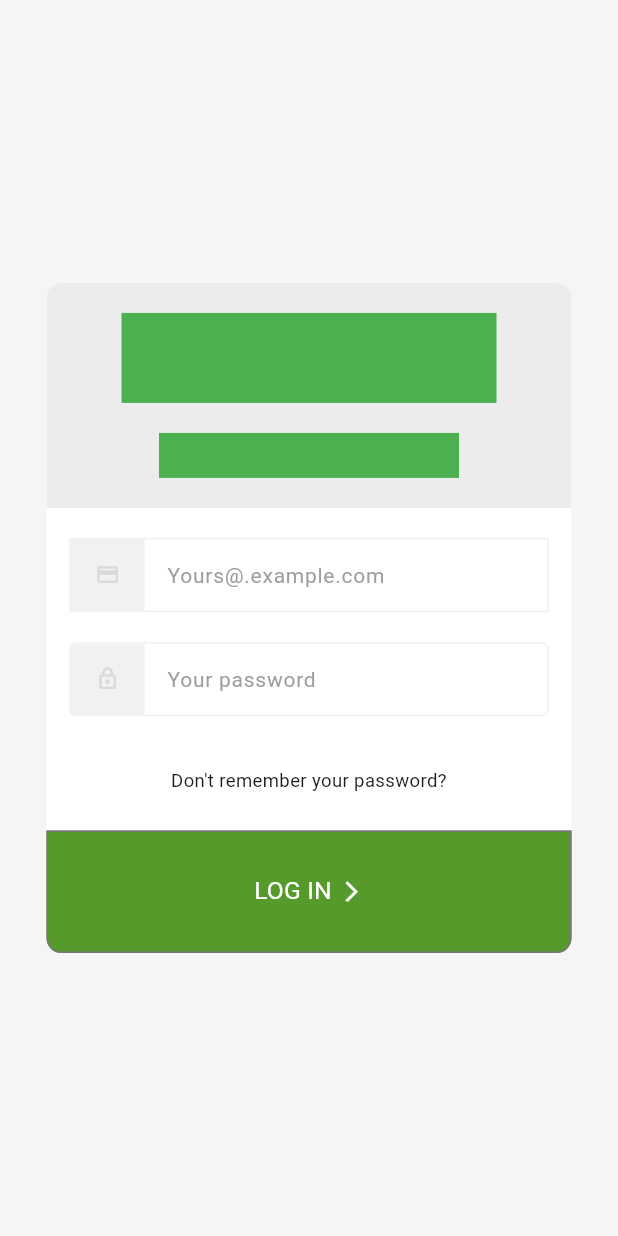
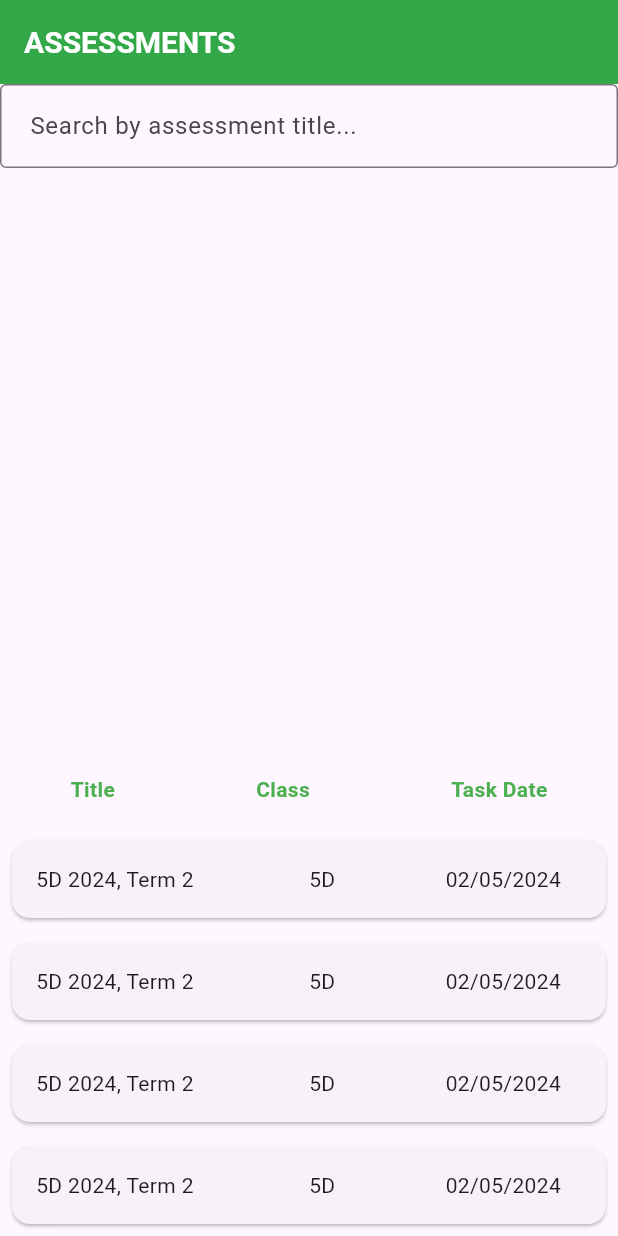
Before and after one commit to tlamabc/prototype_flutter_job, a Flutter app: the screen it shows after launch, after a tap on "LOG IN", on a phone screen of 412 x 824 dp. Run offline on Flutter 3.47's test engine with Material 3 defaults, Android fonts, the phone set to English and light mode, and no system bars.

Commit message:
assessment

```diff
--- /dev/null
+++ b/lib/features/assessment_page.dart
@@ -0,0 +1,131 @@
+import 'package:flutter/material.dart';
+import 'package:intl/intl.dart'; // For date formatting
+
+class Assessment {
+  const Assessment({
+    required this.title,
+    required this.className,
+    required this.date,
+  });
+
+  final String title;
+  final String className;
+  final DateTime date;
+}
+
+class Assessments extends StatefulWidget {
+  const Assessments({Key? key}) : super(key: key);
+
+  @override
+  State<Assessments> createState() => _AssessmentsState();
+}
+
+class _AssessmentsState extends State<Assessments> {
+  List<Assessment> _assessments = [
+    Assessment(title: "5D 2024, Term 2", className: "5D", date: DateTime(2024, 5, 2)),
+    Assessment(title: "5D 2024, Term 2", className: "5D ", date: DateTime(2024, 5, 2)),
+    Assessment(title: "5D 2024, Term 2", className: "5D", date: DateTime(2024, 5, 2)),
+    Assessment(title: "5D 2024, Term 2", className: "5D", date: DateTime(2024, 5, 2)),
+    // ... add more assessments if needed
+  ];
+
+  String _searchText = ""; // For search functionality
+
+  @override
+  Widget build(BuildContext context) {
+    return Scaffold(
+      appBar: AppBar(
+        backgroundColor: const Color(0xFF33A849), // Green color
+        title: Text(
+          "ASSESSMENTS",
+          style: TextStyle(
+            color: Colors.white, // White text
+            fontSize: 20.0,
+            fontWeight: FontWeight.bold,
+          ),
+        ),
+        automaticallyImplyLeading: false, // Remove back button
+      ),
+      body: Column(
+        children: [
+          Expanded(
+            flex: 4, // Give more space to the search field
+            child: TextField(
+              decoration: const InputDecoration(
+                hintText: "Search by assessment title...",
+                border: OutlineInputBorder(),
+                contentPadding: EdgeInsets.all(16.0),
+              ),
+              onChanged: (text) {
+                setState(() {
+                  _searchText = text.toLowerCase(); // Search case-insensitive
+                });
+              },
+            ),
+          ),
+          Row(
+            mainAxisAlignment: MainAxisAlignment.spaceAround, // Distribute labels evenly
+            children: [
+              Text(
+                'Title',
+                style: TextStyle(
+                  color: Colors.green,
+                  fontWeight: FontWeight.bold,
+                ),
+              ),
+              Text(
+                'Class',
+                style: TextStyle(
+                  color: Colors.green,
+                  fontWeight: FontWeight.bold,
+                ),
+              ),
+              Text(
+                'Task Date',
+                style: TextStyle(
+                  color: Colors.green,
+                  fontWeight: FontWeight.bold,
+                ),
+              ),
+            ],
+          ),
+          const SizedBox(height: 16.0), // Add some spacing below the labels
+
+          // Your existing assessment cards
+          for (final assessment in _assessments)
+            _assessmentCard(assessment),
+        ],
+      ),
+    );
+  }
+  Widget _assessmentCard(Assessment assessment) {
+    return Card(
+      margin: const EdgeInsets.all(8.0),
+      child: Padding(
+        padding: const EdgeInsets.all(16.0),
+        child: Row(
+          children: [
+            Expanded(
+              flex: 2, // Set the width of the Title column
+              child: Text(assessment.title),
+            ),
+            Expanded(
+              flex: 1, // Set the width of the Class column
+              child: Text(assessment.className),
+            ),
+            Expanded(
+              flex: 1, // Set the width of the Task Date column
+              child: Text(assessment.date.formatDate()),
+            ),
+          ],
+        ),
+      ),
+    );
+  }
+}
+extension DateTimeExtensions on DateTime {
+  String formatDate() {
+    final formatter = DateFormat("dd/MM/yyyy");
+    return formatter.format(this);
+  }
+}
--- a/lib/features/commom_widget/btn_login.dart
+++ b/lib/features/commom_widget/btn_login.dart
@@ -1,4 +1,6 @@
 import 'package:flutter/material.dart';
+
+import '../assessment_page.dart';
 
 class btn_login extends StatelessWidget {
   @override
@@ -7,8 +9,10 @@ class btn_login extends StatelessWidget {
 
     return OutlinedButton(
       onPressed: () {
-        // Xử lý khi nút được nhấn
-        print('Container được nhấn');
+        Navigator.push(
+          context,
+          MaterialPageRoute(builder: (context) => Assessments()),
+        );
       },
       style: ButtonStyle(
         backgroundColor: MaterialStateProperty.all<Color>(Color(0xFF559A2A)),
--- a/pubspec.yaml
+++ b/pubspec.yaml
@@ -28,6 +28,7 @@ environment:
 # the latest version available on pub.dev. To see which dependencies have newer
 # versions available, run `flutter pub outdated`.
 dependencies:
+  intl: ^0.17.0
   flutter:
     sdk: flutter
 
```
Also changed, not shown: lib/main.dart (line endings or trailing spaces), lib/model/class.dart (added), pubspec.lock, 3 other files.
